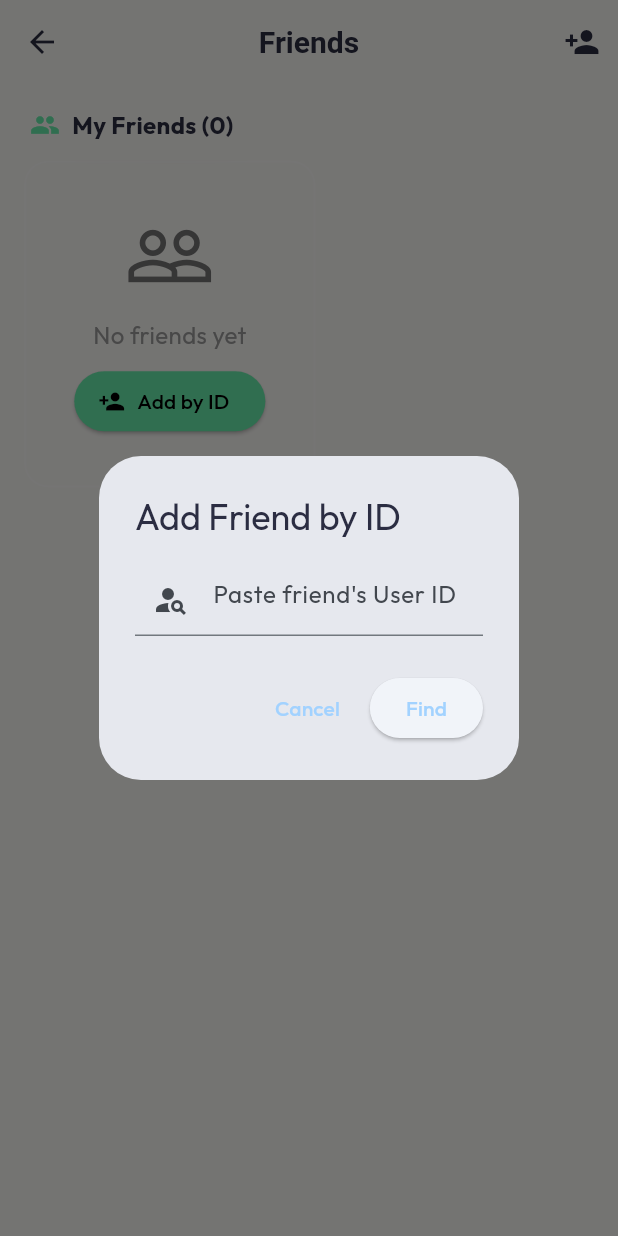
After one commit to rizkyriyadi/ready-check, a Flutter app: the FriendsHubPage screen opened directly, after a tap on "Add by ID", on a phone screen of 412 x 824 dp. The commit adds this screen. Run offline on Flutter 3.47's test engine with Material 3 defaults, Android fonts, the light colour scheme and no system bars; our stand-ins replace audioplayers, cloud_firestore, firebase_auth, firebase_core, firebase_messaging, firebase_storage and 9 more; accounts and stored records are empty.

Commit message:
feat: Improve Profile & Friends UX - Phase 19

```diff
--- /dev/null
+++ b/lib/screens/friends/friends_hub_page.dart
@@ -0,0 +1,235 @@
+import 'package:flutter/material.dart';
+import 'package:flutter/services.dart';
+import 'package:provider/provider.dart';
+import 'package:ready_check/models/friend_model.dart';
+import 'package:ready_check/services/friend_service.dart';
+import 'package:ready_check/screens/widgets/glass_container.dart';
+import 'package:ready_check/screens/widgets/user_avatar.dart';
+import 'package:ready_check/screens/friends/friend_list_page.dart';
+import 'package:ready_check/screens/friends/friend_requests_page.dart';
+import 'package:ready_check/screens/friends/user_profile_page.dart';
+
+class FriendsHubPage extends StatelessWidget {
+  const FriendsHubPage({super.key});
+
+  void _addFriendById(BuildContext context) {
+    final controller = TextEditingController();
+    showDialog(
+      context: context,
+      builder: (_) => AlertDialog(
+        title: const Text("Add Friend by ID"),
+        content: TextField(
+          controller: controller,
+          decoration: const InputDecoration(
+            hintText: "Paste friend's User ID",
+            prefixIcon: Icon(Icons.person_search),
+          ),
+        ),
+        actions: [
+          TextButton(onPressed: () => Navigator.pop(context), child: const Text("Cancel")),
+          ElevatedButton(
+            onPressed: () {
+              if (controller.text.isNotEmpty) {
+                Navigator.pop(context);
+                Navigator.of(context).push(
+                  MaterialPageRoute(builder: (_) => UserProfilePage(userId: controller.text.trim())),
+                );
+              }
+            },
+            child: const Text("Find"),
+          ),
+        ],
+      ),
+    );
+  }
+
+  @override
+  Widget build(BuildContext context) {
+    final friendService = Provider.of<FriendService>(context);
+
+    return Scaffold(
+      appBar: AppBar(
+        title: const Text('Friends'),
+        backgroundColor: Colors.transparent,
+        elevation: 0,
+        actions: [
+          IconButton(
+            icon: const Icon(Icons.person_add),
+            tooltip: 'Add Friend',
+            onPressed: () => _addFriendById(context),
+          ),
+        ],
+      ),
+      body: SingleChildScrollView(
+        padding: const EdgeInsets.all(16),
+        child: Column(
+          crossAxisAlignment: CrossAxisAlignment.start,
+          children: [
+            // Friend Requests Section
+            StreamBuilder<List<FriendRequest>>(
+              stream: friendService.streamFriendRequests(),
+              builder: (context, snapshot) {
+                final requests = snapshot.data ?? [];
+                if (requests.isEmpty) return const SizedBox.shrink();
+
+                return Column(
+                  crossAxisAlignment: CrossAxisAlignment.start,
+                  children: [
+                    Padding(
+                      padding: const EdgeInsets.only(left: 4, bottom: 12),
+                      child: Row(
+                        children: [
+                          const Icon(Icons.person_add, color: Colors.orangeAccent, size: 20),
+                          const SizedBox(width: 8),
+                          Text(
+                            'Friend Requests (${requests.length})',
+                            style: const TextStyle(
+                              fontWeight: FontWeight.bold,
+                              fontSize: 16,
+                            ),
+                          ),
+                        ],
+                      ),
+                    ),
+                    ...requests.take(3).map((request) => Padding(
+                      padding: const EdgeInsets.only(bottom: 10),
+                      child: GlassContainer(
+                        opacity: 0.2,
+                        padding: const EdgeInsets.all(12),
+                        child: Row(
+                          children: [
+                            UserAvatar(photoUrl: request.fromPhoto, radius: 24),
+                            const SizedBox(width: 12),
+                            Expanded(
+                              child: Column(
+                                crossAxisAlignment: CrossAxisAlignment.start,
+                                children: [
+                                  Text(
+                                    request.fromName,
+                                    style: const TextStyle(fontWeight: FontWeight.w600),
+                                  ),
+                                  Text(
+                                    'Wants to be friends',
+                                    style: TextStyle(color: Colors.grey.shade500, fontSize: 12),
+                                  ),
+                                ],
+                              ),
+                            ),
+                            IconButton(
+                              icon: const Icon(Icons.close, color: Colors.redAccent, size: 20),
+                              onPressed: () => friendService.rejectFriendRequest(request.fromUid),
+                            ),
+                            IconButton(
+                              icon: const Icon(Icons.check, color: Colors.greenAccent, size: 20),
+                              onPressed: () async {
+                                final success = await friendService.acceptFriendRequest(request.fromUid);
+                                if (success && context.mounted) {
+                                  ScaffoldMessenger.of(context).showSnackBar(
+                                    SnackBar(content: Text('${request.fromName} added!')),
+                                  );
+                                }
+                              },
+                            ),
+                          ],
+                        ),
+                      ),
+                    )),
+                    if (requests.length > 3)
+                      TextButton(
+                        onPressed: () => Navigator.push(
+                          context,
+                          MaterialPageRoute(builder: (_) => const FriendRequestsPage())
+                        ),
+                        child: Text('See all ${requests.length} requests'),
+                      ),
+                    const SizedBox(height: 16),
+                  ],
+                );
+              },
+            ),
+
+            // Friends List Section
+            Padding(
+              padding: const EdgeInsets.only(left: 4, bottom: 12),
+              child: Row(
+                children: [
+                  const Icon(Icons.people, color: Colors.greenAccent, size: 20),
+                  const SizedBox(width: 8),
+                  StreamBuilder<List<Friend>>(
+                    stream: friendService.streamFriends(),
+                    builder: (context, snapshot) {
+                      final count = snapshot.data?.length ?? 0;
+                      return Text(
+                        'My Friends ($count)',
+                        style: const TextStyle(
+                          fontWeight: FontWeight.bold,
+                          fontSize: 16,
+                        ),
+                      );
+                    },
+                  ),
+                ],
+              ),
+            ),
+
+            StreamBuilder<List<Friend>>(
+              stream: friendService.streamFriends(),
+              builder: (context, snapshot) {
+                if (snapshot.connectionState == ConnectionState.waiting) {
+                  return const Center(child: CircularProgressIndicator());
+                }
+
+                final friends = snapshot.data ?? [];
+
+                if (friends.isEmpty) {
+                  return GlassContainer(
+                    opacity: 0.15,
+                    padding: const EdgeInsets.all(32),
+                    child: Column(
+                      children: [
+                        Icon(Icons.people_outline, size: 60, color: Colors.grey.shade600),
+                        const SizedBox(height: 12),
+                        Text(
+                          'No friends yet',
+                          style: TextStyle(color: Colors.grey.shade500, fontSize: 16),
+                        ),
+                        const SizedBox(height: 8),
+                        ElevatedButton.icon(
+                          onPressed: () => _addFriendById(context),
+                          icon: const Icon(Icons.person_add, size: 18),
+                          label: const Text('Add by ID'),
+                          style: ElevatedButton.styleFrom(
+                            backgroundColor: Colors.greenAccent,
+                            foregroundColor: Colors.black,
+                          ),
+                        ),
+                      ],
+                    ),
+                  );
+                }
+
+                return Column(
+                  children: friends.map((friend) => Padding(
+                    padding: const EdgeInsets.only(bottom: 10),
+                    child: GlassContainer(
+                      opacity: 0.15,
+                      child: ListTile(
+                        leading: UserAvatar(photoUrl: friend.photoUrl, radius: 22),
+                        title: Text(friend.displayName, style: const TextStyle(fontWeight: FontWeight.w600)),
+                        trailing: const Icon(Icons.arrow_forward_ios, size: 14),
+                        onTap: () => Navigator.push(
+                          context,
+                          MaterialPageRoute(builder: (_) => UserProfilePage(userId: friend.uid)),
+                        ),
+                      ),
+                    ),
+                  )).toList(),
+                );
+              },
+            ),
+          ],
+        ),
+      ),
+    );
+  }
+}
```
Also changed, not shown: lib/screens/friends/user_profile_page.dart (+188 -69 lines), lib/screens/profile/profile_page.dart (+58 -93 lines).
